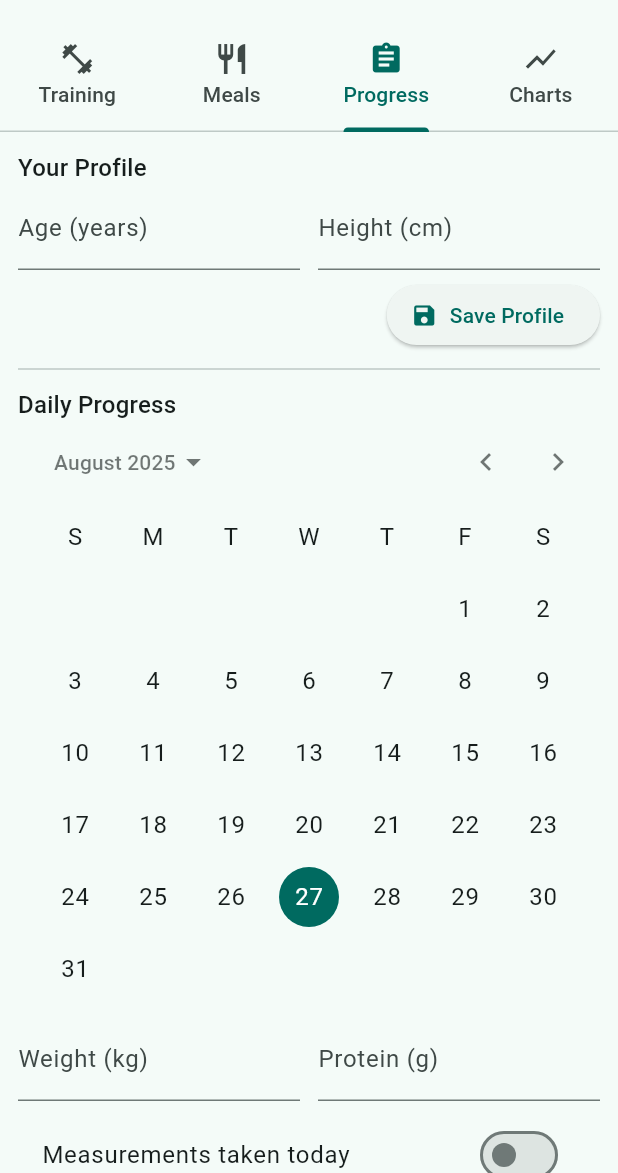
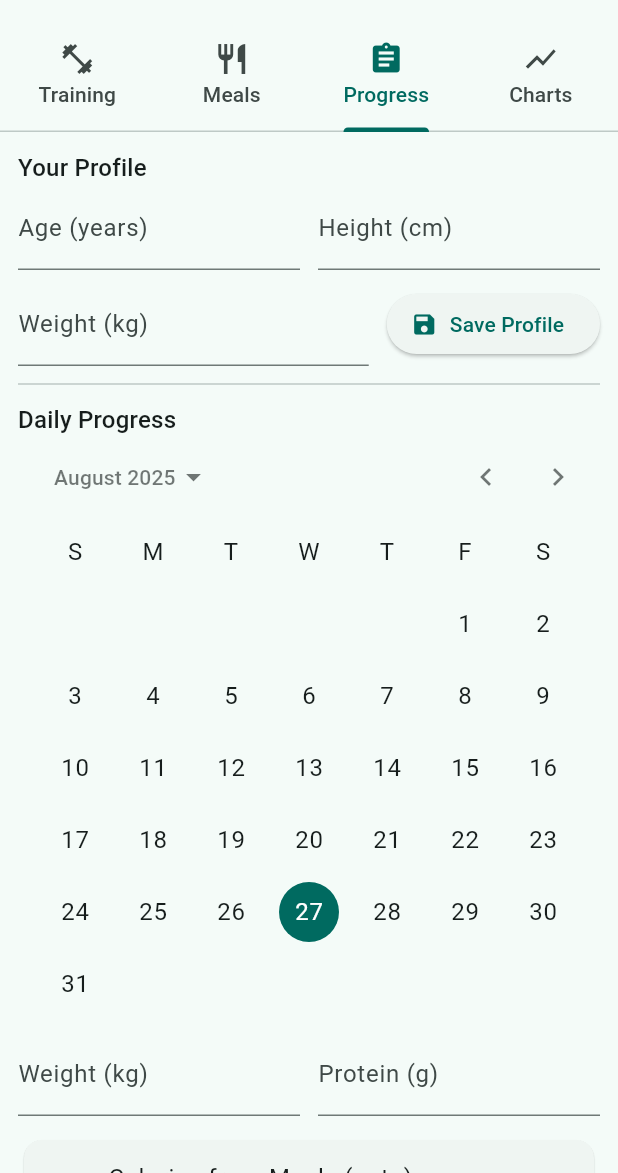
Before and after one commit to pnsv21-spec/fitness-tracker, a Flutter app: the screen it shows after launch, tab 3 chosen, on a phone screen of 412 x 824 dp, the part 63-1236 px from its top. Run offline on Flutter 3.47's test engine with Material 3 defaults, Android fonts, the phone set to English and light mode, and no system bars; our stand-ins replace fl_chart.

Commit message:
Update main.dart

```diff
--- a/lib/main.dart
+++ b/lib/main.dart
@@ -88,49 +88,38 @@ class DailyProgress {
   final DateTime date;
   final double? weightKg;
   final int? proteinG;
-  final bool measurementsTaken;
-  final double? waistCm;
-  final double? chestCm;
-  final double? hipsCm;
 
   DailyProgress({
     required this.date,
     this.weightKg,
     this.proteinG,
-    this.measurementsTaken = false,
-    this.waistCm,
-    this.chestCm,
-    this.hipsCm,
   });
 
   Map<String, dynamic> toJson() => {
         'date': date.toIso8601String(),
         'weightKg': weightKg,
         'proteinG': proteinG,
-        'measurementsTaken': measurementsTaken,
-        'waistCm': waistCm,
-        'chestCm': chestCm,
-        'hipsCm': hipsCm,
       };
   factory DailyProgress.fromJson(Map<String, dynamic> j) => DailyProgress(
         date: DateTime.tryParse(j['date'] ?? '') ?? DateTime.now(),
         weightKg: (j['weightKg'] as num?)?.toDouble(),
         proteinG: (j['proteinG'] as num?)?.toInt(),
-        measurementsTaken: j['measurementsTaken'] == true,
-        waistCm: (j['waistCm'] as num?)?.toDouble(),
-        chestCm: (j['chestCm'] as num?)?.toDouble(),
-        hipsCm: (j['hipsCm'] as num?)?.toDouble(),
       );
 }
 
 class Profile {
   final int? age;
   final int? heightCm;
-  Profile({this.age, this.heightCm});
+  final double? weightKg; // NEW in profile
 
-  Map<String, dynamic> toJson() => {'age': age, 'heightCm': heightCm};
-  factory Profile.fromJson(Map<String, dynamic> j) =>
-      Profile(age: (j['age'] as num?)?.toInt(), heightCm: (j['heightCm'] as num?)?.toInt());
+  Profile({this.age, this.heightCm, this.weightKg});
+
+  Map<String, dynamic> toJson() => {'age': age, 'heightCm': heightCm, 'weightKg': weightKg};
+  factory Profile.fromJson(Map<String, dynamic> j) => Profile(
+        age: (j['age'] as num?)?.toInt(),
+        heightCm: (j['heightCm'] as num?)?.toInt(),
+        weightKg: (j['weightKg'] as num?)?.toDouble(),
+      );
 }
 
 class AppData {
@@ -155,9 +144,14 @@ class AppData {
 
   factory AppData.fromJson(Map<String, dynamic> j) => AppData(
         profile: Profile.fromJson((j['profile'] as Map?)?.cast<String, dynamic>() ?? {}),
-        trainings: ((j['trainings'] as List?) ?? []).map((e) => TrainingEntry.fromJson((e as Map).cast<String, dynamic>())).toList(),
-        meals: ((j['meals'] as List?) ?? []).map((e) => MealEntry.fromJson((e as Map).cast<String, dynamic>())).toList(),
-        progress: ((j['progress'] as List?) ?? []).map((e) => DailyProgress.fromJson((e as Map).cast<String, dynamic>())).toList(),
+        trainings: ((j['trainings'] as List?) ?? [])
+            .map((e) => TrainingEntry.fromJson((e as Map).cast<String, dynamic>()))
+            .toList(),
+        meals:
+            ((j['meals'] as List?) ?? []).map((e) => MealEntry.fromJson((e as Map).cast<String, dynamic>())).toList(),
+        progress: ((j['progress'] as List?) ?? [])
+            .map((e) => DailyProgress.fromJson((e as Map).cast<String, dynamic>()))
+            .toList(),
       );
 }
 
@@ -330,8 +324,9 @@ class _TrainingTabState extends State<TrainingTab> {
     final dayItems = widget.data.trainings.where((t) => _isSameDay(t.date, _selected)).toList()
       ..sort((a, b) => a.type.compareTo(b.type));
 
-    return ListView(
-      padding: const EdgeInsets.all(12),
+    return SafeArea(
+      child: ListView(
+        padding: const EdgeInsets.fromLTRB(12, 12, 12, 80), // extra bottom padding
         children: [
           CalendarDatePicker(
             initialDate: _selected,
@@ -369,13 +364,17 @@ class _TrainingTabState extends State<TrainingTab> {
           const Divider(height: 24),
           Text('Sessions on ${_fmtDate(_selected)}', style: const TextStyle(fontWeight: FontWeight.w600)),
           const SizedBox(height: 6),
-        if (dayItems.isEmpty) const Text('No sessions yet.')
-        else ...dayItems.map((e) => ListTile(
+          if (dayItems.isEmpty)
+            const Text('No sessions yet.')
+          else
+            ...dayItems.map((e) => ListTile(
                   leading: const Icon(Icons.fitness_center),
                   title: Text('${e.type} • ${e.minutes} min'),
                   trailing: IconButton(icon: const Icon(Icons.delete), onPressed: () => _delete(e)),
                 )),
+          const SizedBox(height: 8),
         ],
+      ),
     );
   }
 
@@ -386,7 +385,7 @@ class _TrainingTabState extends State<TrainingTab> {
 
 const mealTypes = ['Breakfast', 'Lunch', 'Dinner', 'Snack 1', 'Snack 2'];
 
-// NOTE: make this NON-CONST to avoid const + list mutability issues
+// NON-CONST map to avoid const/list issues
 final Map<String, List<String>> platesByMeal = {
   'Breakfast': [
     '3 eggs + whole-grain bread + apple',
@@ -479,8 +478,9 @@ class _MealsTabState extends State<MealsTab> {
       ..sort((a, b) => a.mealType.compareTo(b.mealType));
     final totalCalories = dayMeals.fold<int>(0, (sum, m) => sum + m.calories);
 
-    return ListView(
-      padding: const EdgeInsets.all(12),
+    return SafeArea(
+      child: ListView(
+        padding: const EdgeInsets.fromLTRB(12, 12, 12, 80), // extra bottom padding for total
         children: [
           CalendarDatePicker(
             initialDate: _selected,
@@ -509,7 +509,9 @@ class _MealsTabState extends State<MealsTab> {
               Expanded(
                 child: DropdownButtonFormField<String>(
                   value: _plate,
-                items: (platesByMeal[_mealType] ?? []).map((p) => DropdownMenuItem(value: p, child: Text(p))).toList(),
+                  items: (platesByMeal[_mealType] ?? [])
+                      .map((p) => DropdownMenuItem(value: p, child: Text(p)))
+                      .toList(),
                   decoration: const InputDecoration(labelText: 'Plate'),
                   onChanged: (v) => setState(() => _plate = v ?? _plate),
                 ),
@@ -533,19 +535,33 @@ class _MealsTabState extends State<MealsTab> {
           const Divider(height: 24),
           Text('Meals on ${_fmtDate(_selected)}', style: const TextStyle(fontWeight: FontWeight.w600)),
           const SizedBox(height: 6),
-        if (dayMeals.isEmpty) const Text('No meals yet.')
-        else ...dayMeals.map((m) => ListTile(
+          if (dayMeals.isEmpty)
+            const Text('No meals yet.')
+          else
+            ...dayMeals.map((m) => ListTile(
                   leading: const Icon(Icons.restaurant_menu),
                   title: Text('${m.mealType} • ${m.plate}'),
                   subtitle: Text('${m.calories} kcal'),
                   trailing: IconButton(icon: const Icon(Icons.delete), onPressed: () => _delete(m)),
                 )),
-        const SizedBox(height: 8),
-        Align(
-          alignment: Alignment.centerRight,
-          child: Text('Total calories: $totalCalories kcal', style: const TextStyle(fontWeight: FontWeight.w700)),
+          const SizedBox(height: 12),
+          Card(
+            elevation: 0.5,
+            child: Padding(
+              padding: const EdgeInsets.symmetric(horizontal: 12, vertical: 10),
+              child: Row(
+                children: [
+                  const Icon(Icons.local_fire_department),
+                  const SizedBox(width: 8),
+                  const Text('Total calories:', style: TextStyle(fontWeight: FontWeight.w600)),
+                  const SizedBox(width: 8),
+                  Text('$totalCalories kcal', style: const TextStyle(fontWeight: FontWeight.w700)),
+                ],
+              ),
+            ),
           ),
         ],
+      ),
     );
   }
 
@@ -567,15 +583,12 @@ class _ProgressTabState extends State<ProgressTab> {
   // Profile
   final TextEditingController _ageCtrl = TextEditingController();
   final TextEditingController _heightCtrl = TextEditingController();
+  final TextEditingController _profileWeightCtrl = TextEditingController();
 
   // Day selection + progress
   DateTime _selected = DateTime.now();
   final TextEditingController _weightCtrl = TextEditingController();
   final TextEditingController _proteinCtrl = TextEditingController();
-  bool _measurementsTaken = false;
-  final TextEditingController _waistCtrl = TextEditingController();
-  final TextEditingController _chestCtrl = TextEditingController();
-  final TextEditingController _hipsCtrl = TextEditingController();
 
   @override
   void initState() {
@@ -583,6 +596,7 @@ class _ProgressTabState extends State<ProgressTab> {
     final p = widget.data.profile;
     if (p.age != null) _ageCtrl.text = p.age.toString();
     if (p.heightCm != null) _heightCtrl.text = p.heightCm.toString();
+    if (p.weightKg != null) _profileWeightCtrl.text = p.weightKg.toString();
     _loadDay();
   }
 
@@ -590,11 +604,9 @@ class _ProgressTabState extends State<ProgressTab> {
   void dispose() {
     _ageCtrl.dispose();
     _heightCtrl.dispose();
+    _profileWeightCtrl.dispose();
     _weightCtrl.dispose();
     _proteinCtrl.dispose();
-    _waistCtrl.dispose();
-    _chestCtrl.dispose();
-    _hipsCtrl.dispose();
     super.dispose();
   }
 
@@ -605,10 +617,6 @@ class _ProgressTabState extends State<ProgressTab> {
     );
     _weightCtrl.text = dp.weightKg?.toString() ?? '';
     _proteinCtrl.text = dp.proteinG?.toString() ?? '';
-    _measurementsTaken = dp.measurementsTaken;
-    _waistCtrl.text = dp.waistCm?.toString() ?? '';
-    _chestCtrl.text = dp.chestCm?.toString() ?? '';
-    _hipsCtrl.text = dp.hipsCm?.toString() ?? '';
     setState(() {});
   }
 
@@ -619,7 +627,8 @@ class _ProgressTabState extends State<ProgressTab> {
   void _saveProfile() {
     final age = int.tryParse(_ageCtrl.text.trim());
     final height = int.tryParse(_heightCtrl.text.trim());
-    widget.data.profile = Profile(age: age, heightCm: height);
+    final w = double.tryParse(_profileWeightCtrl.text.trim());
+    widget.data.profile = Profile(age: age, heightCm: height, weightKg: w);
     widget.onChanged(widget.data);
     _snack('Profile saved.');
   }
@@ -627,19 +636,12 @@ class _ProgressTabState extends State<ProgressTab> {
   void _saveDay() {
     final weight = double.tryParse(_weightCtrl.text.trim());
     final protein = int.tryParse(_proteinCtrl.text.trim());
-    final waist = _waistCtrl.text.trim().isEmpty ? null : double.tryParse(_waistCtrl.text.trim());
-    final chest = _chestCtrl.text.trim().isEmpty ? null : double.tryParse(_chestCtrl.text.trim());
-    final hips = _hipsCtrl.text.trim().isEmpty ? null : double.tryParse(_hipsCtrl.text.trim());
 
     final idx = widget.data.progress.indexWhere((e) => _isSameDay(e.date, _selected));
     final dp = DailyProgress(
       date: _selected,
       weightKg: weight,
       proteinG: protein,
-      measurementsTaken: _measurementsTaken,
-      waistCm: waist,
-      chestCm: chest,
-      hipsCm: hips,
     );
     if (idx >= 0) {
       widget.data.progress[idx] = dp;
@@ -654,8 +656,9 @@ class _ProgressTabState extends State<ProgressTab> {
   Widget build(BuildContext context) {
     final cals = _dayCalories();
 
-    return ListView(
-      padding: const EdgeInsets.all(12),
+    return SafeArea(
+      child: ListView(
+        padding: const EdgeInsets.fromLTRB(12, 12, 12, 80), // extra bottom padding so Save is visible
         children: [
           Text('Your Profile', style: Theme.of(context).textTheme.titleMedium),
           Row(
@@ -677,10 +680,26 @@ class _ProgressTabState extends State<ProgressTab> {
               ),
             ],
           ),
-        const SizedBox(height: 6),
+          const SizedBox(height: 8),
+          Row(
+            children: [
+              Expanded(
+                child: TextField(
+                  controller: _profileWeightCtrl,
+                  keyboardType: const TextInputType.numberWithOptions(decimal: true),
+                  decoration: const InputDecoration(labelText: 'Weight (kg)'),
+                ),
+              ),
+              const SizedBox(width: 12),
               Align(
                 alignment: Alignment.centerRight,
-          child: ElevatedButton.icon(onPressed: _saveProfile, icon: const Icon(Icons.save), label: const Text('Save Profile')),
+                child: ElevatedButton.icon(
+                  onPressed: _saveProfile,
+                  icon: const Icon(Icons.save),
+                  label: const Text('Save Profile'),
+                ),
+              ),
+            ],
           ),
           const Divider(height: 24),
 
@@ -714,52 +733,22 @@ class _ProgressTabState extends State<ProgressTab> {
               ),
             ],
           ),
-        const SizedBox(height: 8),
-        SwitchListTile(
-          value: _measurementsTaken,
-          onChanged: (v) => setState(() => _measurementsTaken = v),
-          title: const Text('Measurements taken today'),
-        ),
-        if (_measurementsTaken)
-          Row(
-            children: [
-              Expanded(
-                child: TextField(
-                  controller: _waistCtrl,
-                  keyboardType: const TextInputType.numberWithOptions(decimal: true),
-                  decoration: const InputDecoration(labelText: 'Waist (cm)'),
-                ),
-              ),
-              const SizedBox(width: 8),
-              Expanded(
-                child: TextField(
-                  controller: _chestCtrl,
-                  keyboardType: const TextInputType.numberWithOptions(decimal: true),
-                  decoration: const InputDecoration(labelText: 'Chest (cm)'),
-                ),
-              ),
-              const SizedBox(width: 8),
-              Expanded(
-                child: TextField(
-                  controller: _hipsCtrl,
-                  keyboardType: const TextInputType.numberWithOptions(decimal: true),
-                  decoration: const InputDecoration(labelText: 'Hips (cm)'),
-                ),
-              ),
-            ],
-          ),
-        const SizedBox(height: 8),
-        ListTile(
-          contentPadding: EdgeInsets.zero,
+          const SizedBox(height: 12),
+          Card(
+            elevation: 0.5,
+            child: ListTile(
               leading: const Icon(Icons.local_fire_department),
               title: const Text('Calories from Meals (auto)'),
               subtitle: Text('$cals kcal'),
             ),
+          ),
+          const SizedBox(height: 12),
           Align(
             alignment: Alignment.centerRight,
             child: ElevatedButton.icon(onPressed: _saveDay, icon: const Icon(Icons.save), label: const Text('Save Day')),
           ),
         ],
+      ),
     );
   }
 
@@ -815,14 +804,27 @@ class _ChartsTabState extends State<ChartsTab> {
       if (w != null) spots.add(FlSpot(i.toDouble(), w));
     }
 
-    return ListView(
-      padding: const EdgeInsets.all(12),
+    return SafeArea(
+      child: ListView(
+        padding: const EdgeInsets.fromLTRB(12, 12, 12, 24),
         children: [
           Row(
             children: [
-            Expanded(child: OutlinedButton.icon(onPressed: _pickFrom, icon: const Icon(Icons.date_range), label: Text('From: ${_fmtDate(_from)}'))),
+              Expanded(
+                child: OutlinedButton.icon(
+                  onPressed: _pickFrom,
+                  icon: const Icon(Icons.date_range),
+                  label: Text('From: ${_fmtDate(_from)}'),
+                ),
+              ),
               const SizedBox(width: 8),
-            Expanded(child: OutlinedButton.icon(onPressed: _pickTo, icon: const Icon(Icons.date_range), label: Text('To: ${_fmtDate(_to)}'))),
+              Expanded(
+                child: OutlinedButton.icon(
+                  onPressed: _pickTo,
+                  icon: const Icon(Icons.date_range),
+                  label: Text('To: ${_fmtDate(_to)}'),
+                ),
+              ),
             ],
           ),
           const SizedBox(height: 12),
@@ -863,11 +865,13 @@ class _ChartsTabState extends State<ChartsTab> {
                   ),
           ),
         ],
+      ),
     );
   }
 }
 
 /* ========================= UTIL ========================= */
 
-String _fmtDate(DateTime d) => '${d.year}-${d.month.toString().padLeft(2, '0')}-${d.day.toString().padLeft(2, '0')}';
+String _fmtDate(DateTime d) =>
+    '${d.year}-${d.month.toString().padLeft(2, '0')}-${d.day.toString().padLeft(2, '0')}';
 bool _isSameDay(DateTime a, DateTime b) => a.year == b.year && a.month == b.month && a.day == b.day;
```
Lines whose indentation alone changed are shown as unchanged.
